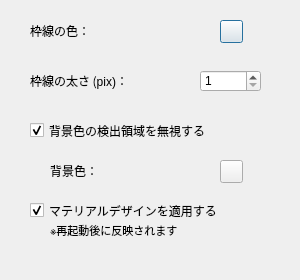
Before: the Qt Designer form revview/settings.ui in blue-no/revview, drawn with Qt 5.
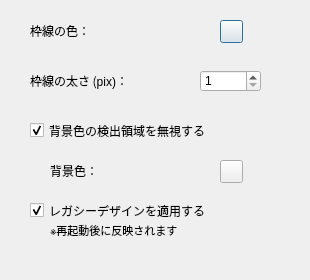
After: the same form once the commit is applied.

Commit message: Modify design settings item

Diff of the .ui file:
```diff
--- a/revview/settings.ui
+++ b/revview/settings.ui
@@ -6,7 +6,7 @@
    <rect>
     <x>0</x>
     <y>0</y>
-    <width>300</width>
+    <width>310</width>
     <height>280</height>
    </rect>
   </property>
@@ -29,7 +29,7 @@
     <rect>
      <x>30</x>
      <y>20</y>
-     <width>81</width>
+     <width>161</width>
      <height>21</height>
     </rect>
    </property>
@@ -42,7 +42,7 @@
     <rect>
      <x>30</x>
      <y>70</y>
-     <width>131</width>
+     <width>161</width>
      <height>21</height>
     </rect>
    </property>
@@ -84,7 +84,7 @@
     <rect>
      <x>30</x>
      <y>120</y>
-     <width>221</width>
+     <width>251</width>
      <height>21</height>
     </rect>
    </property>
@@ -126,12 +126,12 @@
     <rect>
      <x>30</x>
      <y>200</y>
-     <width>211</width>
+     <width>251</width>
      <height>21</height>
     </rect>
    </property>
    <property name="text">
-    <string>マテリアルデザインを適用する</string>
+    <string>レガシーデザインを適用する</string>
    </property>
    <property name="checked">
     <bool>true</bool>
@@ -142,7 +142,7 @@
     <rect>
      <x>50</x>
      <y>220</y>
-     <width>181</width>
+     <width>231</width>
      <height>21</height>
     </rect>
    </property>
```
The commit also changes 4 other files.
